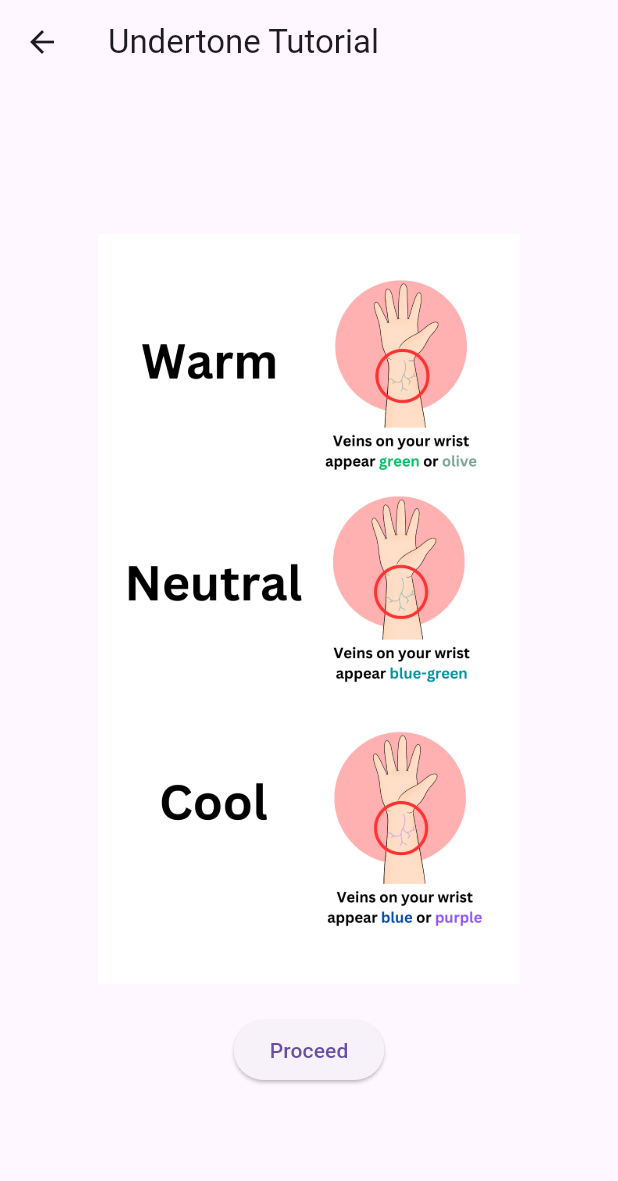
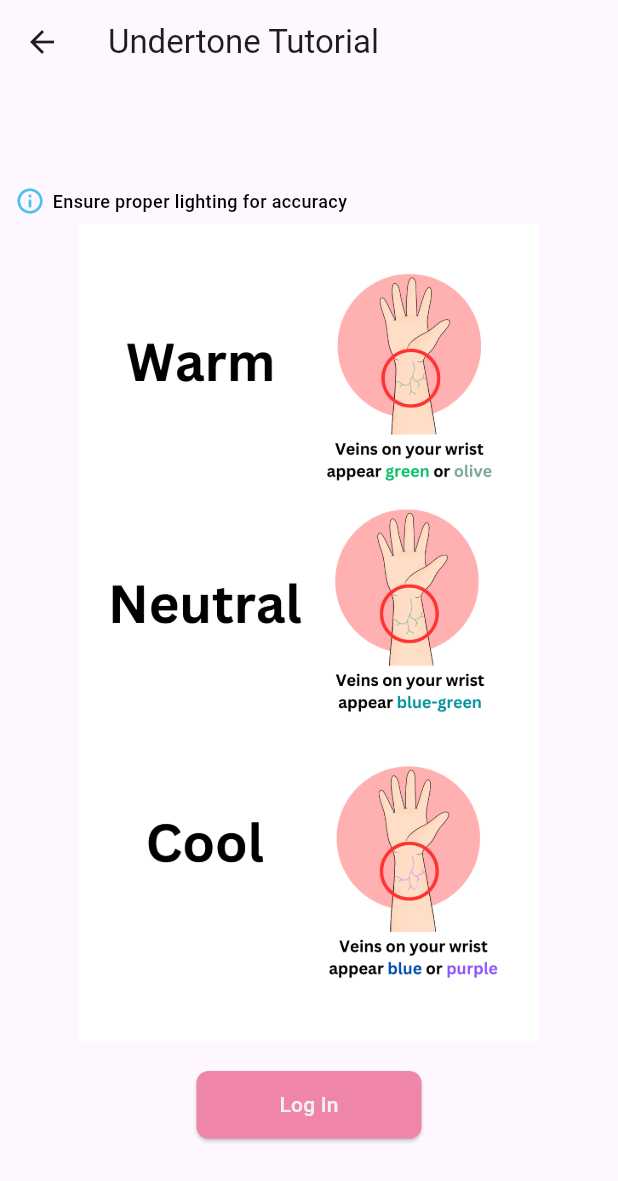
Before and after one commit to kwienyu/GlamourApp, a Flutter app: the UndertoneTutorial screen opened directly, on a phone screen of 412 x 824 dp. Shown: the top 1181 px of the screen. Run offline on Flutter 3.47's test engine with Material 3 defaults, Android fonts, the light colour scheme and no system bars; our stand-ins replace camera; network calls fail.

Commit message:
with updated UI and Ux - Uploading all files

```diff
--- a/lib/signup_screen.dart
+++ b/lib/signup_screen.dart
@@ -9,7 +9,7 @@ class SignUpScreen extends StatelessWidget {
   @override
   Widget build(BuildContext context) {
     // API URL for user registration
-    String apiUrl = 'https://972e-2a09-bac5-4ff4-16d2-00-246-35.ngrok-free.app/api/register';
+    String apiUrl = 'https://04cf-2001-4456-ceb-6000-69f5-f485-6abc-5c93.ngrok-free.app/api/register';
 
     // Text Controllers for input fields
     TextEditingController fullNameController = TextEditingController();
--- a/lib/undertone_tutorial.dart
+++ b/lib/undertone_tutorial.dart
@@ -1,35 +1,86 @@
 import 'package:flutter/material.dart';
 import 'selection_page.dart';
 
-class UndertoneTutorial extends StatelessWidget {
+class UndertoneTutorial extends StatefulWidget {
   const UndertoneTutorial({super.key});
+
+  @override
+  _UndertoneTutorialState createState() => _UndertoneTutorialState();
+}
+
+class _UndertoneTutorialState extends State<UndertoneTutorial> {
+  bool _isLoading = false; // Track loading state
+
+  void _onProceed() {
+    setState(() {
+      _isLoading = true;
+    });
+
+    //effect for navigating
+    Future.delayed(const Duration(seconds: 2), (){
+      Navigator.push(
+        context,
+        MaterialPageRoute(builder: (context) => SelectionPage()),
+      );
+      setState(() {
+        _isLoading = false;
+      });
+    });
+  }
 
   @override
   Widget build(BuildContext context) {
     return Scaffold(
-      appBar: AppBar(title: const Text("Undertone Tutorial")),
+      appBar: AppBar(title: const Text("Undertone Tutorial")) ,
       body: Center(
-        child: SingleChildScrollView(
-          child: Column(
+        child:SingleChildScrollView(
+          child: Column (
             mainAxisAlignment: MainAxisAlignment.center,
             children: [
-              Image.asset('assets/undertone.png', width: 500, height: 500),
-              const SizedBox(height: 20),
-              ElevatedButton(
-                onPressed: () {
-                  Navigator.push(
-                    context,
-                    MaterialPageRoute(
-                      builder: (context) => const SelectionPage(),
+              Padding(
+                padding: const EdgeInsets.only(left:10, top: 3),
+                child: Row(
+                  children: [
+                    const Icon(Icons.info_outline, color: Color.fromARGB(255, 74, 194, 238), size: 20),
+                    const SizedBox(width: 5),
+                    const Text(
+                      "Ensure proper lighting for accuracy",
+                      style: TextStyle(fontSize: 12, fontWeight: FontWeight.w500, color: Colors.black),
+                      ),
+                    ],
+                  ),
+                ),
+                const SizedBox(height: 5),
+                Image.asset('assets/undertone.png', width: 550, height: 545),
+                const SizedBox(height: 20),
+                SizedBox(
+                  width: 150,
+                  height: 45,
+                  child: ElevatedButton(
+                    onPressed: _isLoading ? null : _onProceed,
+                    style: ElevatedButton.styleFrom(
+                       backgroundColor: const Color.fromARGB(255, 239, 134, 169),
+                      shape: RoundedRectangleBorder(
+                        borderRadius: BorderRadius.circular(8),
+                       ),
                     ),
-                  );
-                },
-                child: const Text("Proceed"),
-              ),
-            ],
+                    child: _isLoading
+                      ? const CircularProgressIndicator(
+                        valueColor: AlwaysStoppedAnimation<Color>(Color.fromARGB(255, 237, 156, 190)),
+                      )
+                    : const Text(
+                            'Log In',
+                            style: TextStyle(
+                              fontWeight: FontWeight.w500,
+                              color: Color.fromARGB(255, 243, 241, 242),
+                          ),
+                        ),
+                    ),
+                  ),
+              ]
+            ),
           ),
         ),
-      ),
-    );
+      );
+    }
   }
-}
--- a/pubspec.yaml
+++ b/pubspec.yaml
@@ -38,6 +38,7 @@ dependencies:
   camera: ^0.11.0
   path_provider: ^2.1.5
   http: ^1.1.0
+  fluttertoast: ^8.2.2
 
 
 
```
Also changed, not shown: lib/camera.dart (+67 -19 lines), lib/login_screen.dart (+34 -15 lines), lib/selection_page.dart (+23 -4 lines), pubspec.lock.
